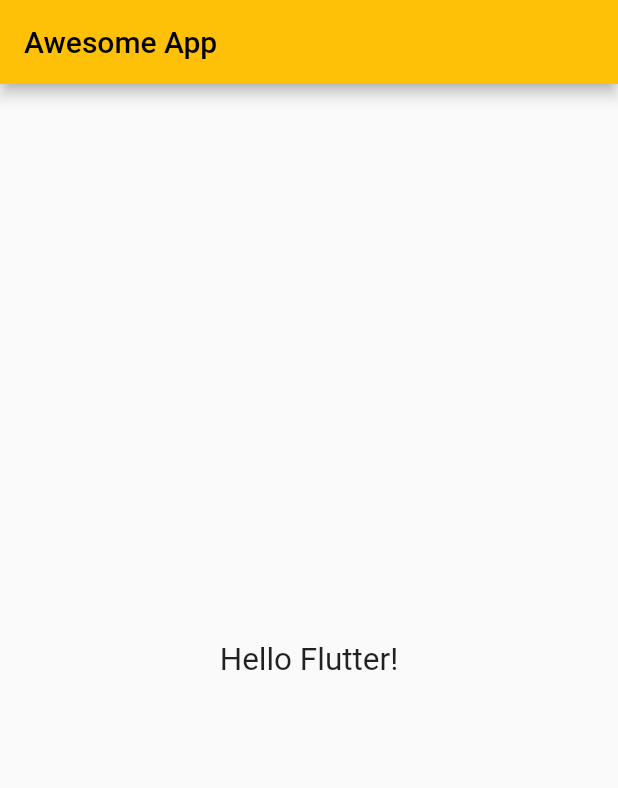
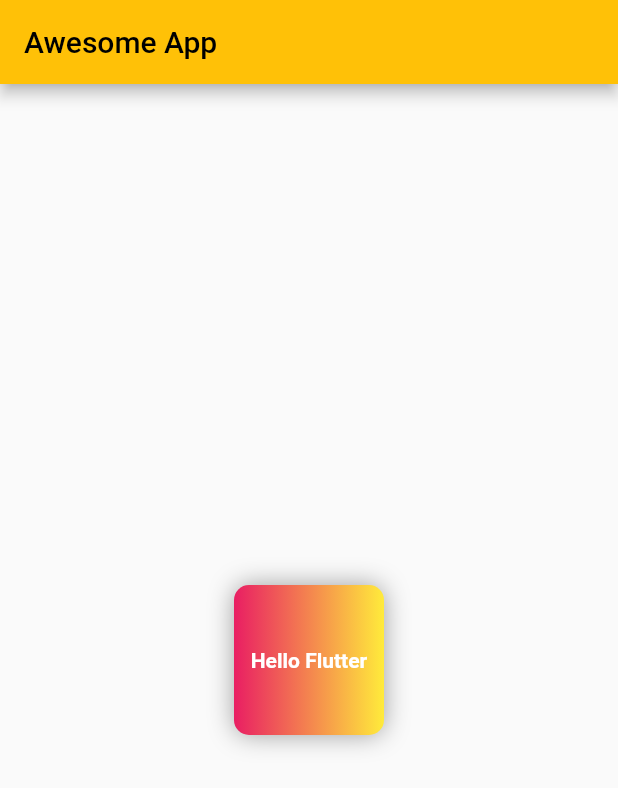
Before and after one commit to Rahul0714/starter, a Flutter app: the screen it shows after launch, on a phone screen of 412 x 824 dp. Shown: the top 788 px of the screen. Run offline on Flutter 3.47's test engine with Material 2 defaults, Android fonts, the phone set to English and light mode, and no system bars.

Commit message:
ch#2 completed

```diff
--- a/lib/main.dart
+++ b/lib/main.dart
@@ -17,12 +17,33 @@ class HomePage extends StatelessWidget {
       appBar: AppBar(
         title: const Text("Awesome App"),
       ),
-      body: Container(
-          child: const Center(
-              child: Text(
-        "Hello Flutter!",
-        style: TextStyle(fontSize: 21),
-      ))),
+      body: Center(
+        child: Container(
+          height: 100,
+          width: 100,
+          alignment: Alignment.center,
+          decoration: BoxDecoration(
+              color: Colors.red,
+              borderRadius: BorderRadius.circular(10),
+              gradient:
+                  const LinearGradient(colors: [Colors.pink, Colors.yellow]),
+              boxShadow: const [
+                BoxShadow(
+                  color: Colors.grey,
+                  blurRadius: 14,
+                )
+              ]),
+          child: const Text(
+            "Hello Flutter",
+            textAlign: TextAlign.center,
+            style: TextStyle(
+              fontWeight: FontWeight.bold,
+              color: Colors.white,
+              fontSize: 14,
+            ),
+          ),
+        ),
+      ),
     );
   }
 }
```
